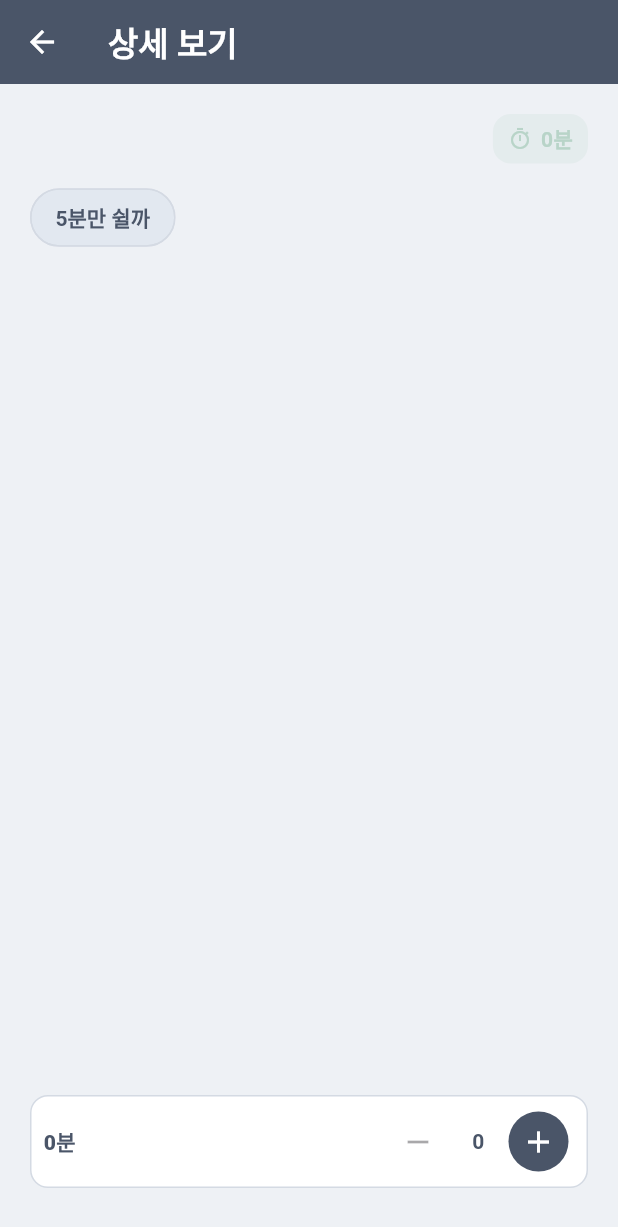
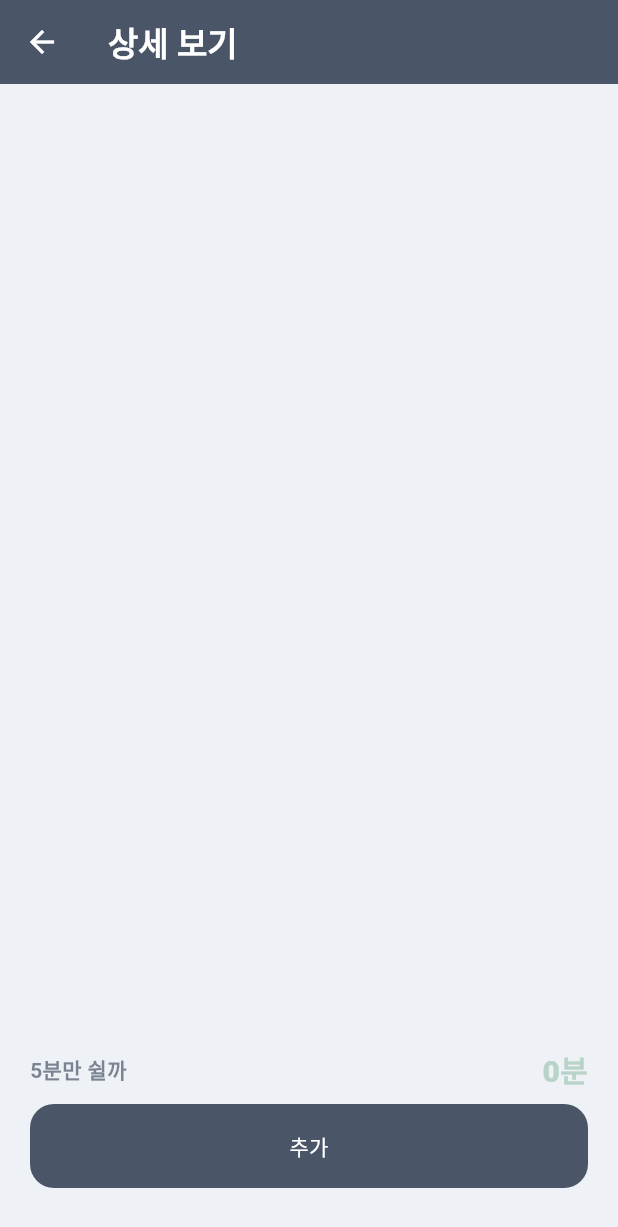
Before and after one commit to helloheesu/dart-practice, a Flutter app: the ProductDetailPage screen opened directly with empty values, on a phone screen of 412 x 824 dp. Shown: the top 1227 px of the screen. Run offline on Flutter 3.47's test engine with Material 3 defaults, Android fonts, the phone set to English and light mode, and no system bars; missing offline and left inert: alarm; statements that could not run were skipped.

Commit message:
상세페이지 UX 개선 - CTA 단순화, 가격 레이블 크기 키움, 카테고리 배치 변경

```diff
--- a/last_minutes/lib/core/constants/strings.dart
+++ b/last_minutes/lib/core/constants/strings.dart
@@ -22,6 +22,8 @@ class AppStrings {
   static const String adminTitle = '관리자';
   static const String productCreateTitle = '상품 등록';
   static const String cartEmpty = '장바구니가 비었습니다.';
+  static const String addToCart = '장바구니에 담기';
+  static const String goToCart = '장바구니로 가기';
 
   // Form labels / validation
   static const String labelTitle = '제목';
--- a/last_minutes/lib/ui/pages/products/product_detail_page.dart
+++ b/last_minutes/lib/ui/pages/products/product_detail_page.dart
@@ -2,14 +2,18 @@ import 'package:flutter/material.dart';
 import '../../../core/utils/format.dart';
 import '../../../core/theme/app_theme.dart';
 import '../../../data/model/product.dart';
-import '../../../data/model/product_category.dart';
 import '../../../data/repository/cart_store.dart';
 import '../../../core/constants/strings.dart';
 
-class ProductDetailPage extends StatelessWidget {
+class ProductDetailPage extends StatefulWidget {
   final Product product;
   const ProductDetailPage({super.key, required this.product});
 
+  @override
+  State<ProductDetailPage> createState() => _ProductDetailPageState();
+}
+
+class _ProductDetailPageState extends State<ProductDetailPage> {
   @override
   Widget build(BuildContext context) {
     return Scaffold(
@@ -23,43 +27,20 @@ class ProductDetailPage extends StatelessWidget {
               children: [
                 Expanded(
                   child: Text(
-                    product.title,
+                    widget.product.title,
                     style: const TextStyle(
                       fontSize: 22,
                       fontWeight: FontWeight.w800,
                     ),
                   ),
                 ),
-                _MinutesPill(minutes: product.minutes),
               ],
             ),
             const SizedBox(height: 12),
-            Row(
-              children: [
-                _CategoryChip(category: product.category),
-                if (product.premium) ...[
-                  const SizedBox(width: 8),
-                  Container(
-                    padding: const EdgeInsets.symmetric(
-                      horizontal: 10,
-                      vertical: 6,
-                    ),
-                    decoration: BoxDecoration(
-                      color: AppColors.premium,
-                      borderRadius: BorderRadius.circular(12),
-                    ),
-                    child: const Text(
-                      '💎 프리미엄',
-                      style: TextStyle(fontWeight: FontWeight.w700),
-                    ),
-                  ),
-                ],
-              ],
-            ),
-            if (product.subtitle != null) ...[
+            if (widget.product.subtitle != null) ...[
               const SizedBox(height: 16),
               Text(
-                product.subtitle!,
+                widget.product.subtitle!,
                 style: TextStyle(
                   color: Colors.black.withValues(alpha: 0.7),
                   fontSize: 14,
@@ -70,78 +51,57 @@ class ProductDetailPage extends StatelessWidget {
             SafeArea(
               top: false,
               minimum: const EdgeInsets.only(bottom: 12),
-              child: AnimatedBuilder(
-                animation: CartStore.instance,
-                builder: (context, _) {
-                  final qty = CartStore.instance.quantityOf(product.id);
-                  return Row(
+              child: Column(
+                crossAxisAlignment: CrossAxisAlignment.end,
                 children: [
-                      Expanded(
-                        child: Container(
-                          padding: const EdgeInsets.symmetric(
-                            horizontal: 8,
-                            vertical: 6,
-                          ),
-                          decoration: BoxDecoration(
-                            color: Colors.white,
-                            borderRadius: BorderRadius.circular(12),
-                            border: Border.all(color: AppColors.surfaceBorder),
-                          ),
-                          child: Row(
+                  Row(
                     mainAxisAlignment: MainAxisAlignment.spaceBetween,
                     children: [
-                              Text(
-                                formatMinutes(
-                                  product.minutes * (qty == 0 ? 1 : qty),
+                      Flexible(
+                        child: Text(
+                          widget.product.premium
+                              ? '${widget.product.category.label} · 프리미엄'
+                              : widget.product.category.label,
+                          style: TextStyle(
+                            fontSize: 14,
+                            fontWeight: FontWeight.w600,
+                            color: AppColors.muted.withValues(alpha: 0.7),
                           ),
-                                style: const TextStyle(
-                                  fontWeight: FontWeight.w800,
+                          overflow: TextOverflow.ellipsis,
                         ),
                       ),
-                              Row(
-                                mainAxisSize: MainAxisSize.min,
-                                children: [
-                                  IconButton(
-                                    style: IconButton.styleFrom(
-                                      backgroundColor:
-                                          AppColors.chipUnselectedBg,
+                      Text(
+                        formatMinutes(widget.product.minutes),
+                        style: TextStyle(
+                          fontSize: 20,
+                          fontWeight: FontWeight.w800,
+                          color: AppColors.timeColor(widget.product.minutes),
                         ),
-                                    onPressed: qty > 0
-                                        ? () => CartStore.instance.decrement(
-                                            product,
-                                          )
-                                        : null,
-                                    icon: const Icon(Icons.remove),
-                                  ),
-                                  Padding(
-                                    padding: const EdgeInsets.symmetric(
-                                      horizontal: 12,
-                                    ),
-                                    child: Text(
-                                      qty.toString(),
-                                      style: const TextStyle(
-                                        fontWeight: FontWeight.w700,
-                                      ),
-                                    ),
-                                  ),
-                                  IconButton(
-                                    style: IconButton.styleFrom(
-                                      backgroundColor: AppColors.chipSelectedBg,
-                                      foregroundColor: Colors.white,
-                                    ),
-                                    onPressed: () =>
-                                        CartStore.instance.increment(product),
-                                    icon: const Icon(Icons.add),
                       ),
                     ],
                   ),
-                            ],
+                  const SizedBox(height: 8),
+                  SizedBox(
+                    width: double.infinity,
+                    height: 56,
+                    child: FilledButton(
+                      style: FilledButton.styleFrom(
+                        backgroundColor: AppColors.chipSelectedBg,
+                        foregroundColor: Colors.white,
+                        shape: RoundedRectangleBorder(
+                          borderRadius: BorderRadius.circular(16),
                         ),
+                      ),
+                      onPressed: () {
+                        CartStore.instance.add(widget.product);
+                        if (Navigator.of(context).canPop()) {
+                          Navigator.of(context).pop();
+                        }
+                      },
+                      child: const Text('추가'),
                     ),
                   ),
                 ],
-                  );
-                },
               ),
             ),
           ],
@@ -150,46 +110,3 @@ class ProductDetailPage extends StatelessWidget {
     );
   }
 }
-
-class _MinutesPill extends StatelessWidget {
-  final int minutes;
-  const _MinutesPill({required this.minutes});
-  @override
-  Widget build(BuildContext context) {
-    final color = AppColors.timeColor(minutes);
-    return Container(
-      padding: const EdgeInsets.symmetric(horizontal: 10, vertical: 6),
-      decoration: BoxDecoration(
-        color: color.withValues(alpha: 0.18),
-        borderRadius: BorderRadius.circular(12),
-      ),
-      child: Row(
-        mainAxisSize: MainAxisSize.min,
-        children: [
-          Icon(Icons.timer_outlined, size: 16, color: color),
-          const SizedBox(width: 6),
-          Text(
-            formatMinutes(minutes),
-            style: TextStyle(fontWeight: FontWeight.w700, color: color),
-          ),
-        ],
-      ),
-    );
-  }
-}
-
-class _CategoryChip extends StatelessWidget {
-  final ProductCategory category;
-  const _CategoryChip({required this.category});
-  @override
-  Widget build(BuildContext context) {
-    return Chip(
-      label: Text(
-        category.label,
-        style: const TextStyle(color: AppColors.chipText),
-      ),
-      backgroundColor: AppColors.chipUnselectedBg,
-      side: const BorderSide(color: AppColors.surfaceBorder),
-    );
-  }
-}
```
Lines whose indentation alone changed are shown as unchanged.
